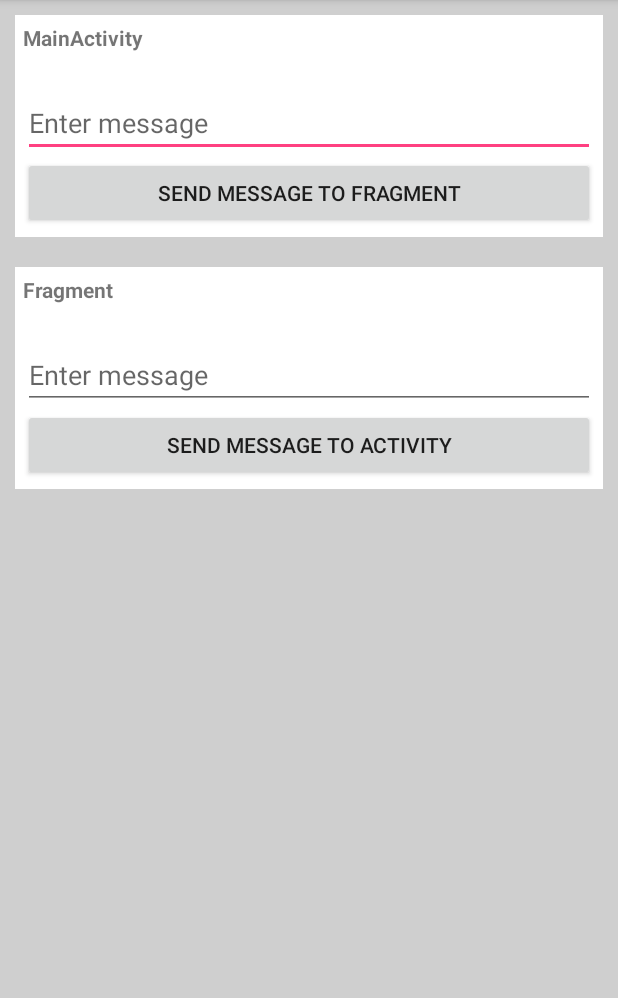
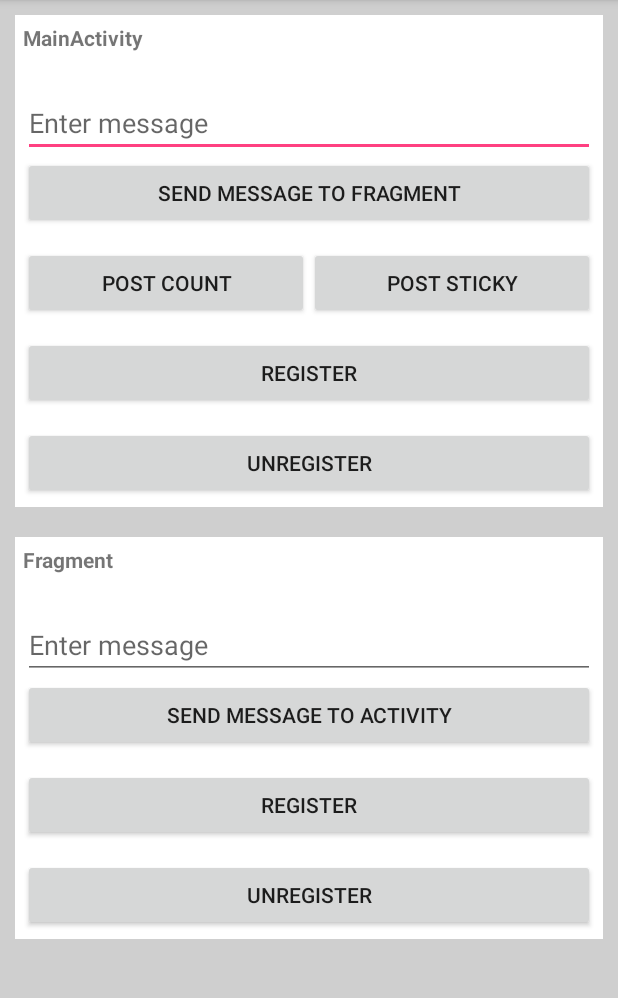
Before and after one commit to ashwindmk/Android-Event-Bus-Demo, an Android app: the screen it shows after launch (MainActivity), on a phone screen of 412 x 824 dp, the part 84-1082 px from its top. Run offline under Robolectric (Android 15) with nearby library versions, the phone set to English and light mode, and no system bars; our stand-ins replace EventBus.

```diff
--- /dev/null
+++ b/app/src/main/java/com/example/ashwin/eventbusdemo/Constant.java
@@ -0,0 +1,5 @@
+package com.example.ashwin.eventbusdemo;
+
+public class Constant {
+    public static final String TAG = "event-bus";
+}
--- a/app/src/main/java/com/example/ashwin/eventbusdemo/GlobalBus.java
+++ /dev/null
@@ -1,18 +0,0 @@
-package com.example.ashwin.eventbusdemo;
-
-import org.greenrobot.eventbus.EventBus;
-
-/**
- * Created by ashwin on 3/10/17.
- */
-
-public class GlobalBus {
-    private static EventBus sBus;
-    public static EventBus getBus() {
-        if (sBus == null) {
-            sBus = EventBus.getDefault();
-        }
-        return sBus;
-    }
-
-}
--- a/app/src/main/java/com/example/ashwin/eventbusdemo/MainActivity.java
+++ b/app/src/main/java/com/example/ashwin/eventbusdemo/MainActivity.java
@@ -1,55 +1,108 @@
 package com.example.ashwin.eventbusdemo;
 
 import android.os.Bundle;
-import android.support.v7.app.AppCompatActivity;
-import android.view.View;
+import android.util.Log;
+import android.widget.Button;
 import android.widget.EditText;
 import android.widget.TextView;
 import android.widget.Toast;
 
+import androidx.appcompat.app.AppCompatActivity;
+
+import org.greenrobot.eventbus.EventBus;
 import org.greenrobot.eventbus.Subscribe;
+import org.greenrobot.eventbus.ThreadMode;
 
 public class MainActivity extends AppCompatActivity {
+    private Integer count = 0;
 
     @Override
     protected void onCreate(Bundle savedInstanceState) {
         super.onCreate(savedInstanceState);
         setContentView(R.layout.activity_main);
 
-        addFragment();
+        getSupportFragmentManager().beginTransaction()
+                .add(R.id.fragmentContainer, new UserFragment())
+                .commit();
+
+        Button postMessageButton = findViewById(R.id.post_message_button);
+        postMessageButton.setOnClickListener(view -> {
+            EditText etMessage = (EditText) findViewById(R.id.activityData);
+            Event.ActivityFragmentMessage activityFragmentMessageEvent = new Event.ActivityFragmentMessage(String.valueOf(etMessage.getText()));
+            EventBus.getDefault().post(activityFragmentMessageEvent);
+        });
+
+        Button postCountButton = findViewById(R.id.post_count_button);
+        postCountButton.setOnClickListener(view -> {
+            count++;
+            EventBus.getDefault().post(count);
+            EventBus.getDefault().post(new Event.SingleMessage<Integer>(count));
+        });
+
+        Button postStickyButton = findViewById(R.id.post_sticky_button);
+        postStickyButton.setOnClickListener(view -> {
+            count++;
+            EventBus.getDefault().postSticky(count);
+            EventBus.getDefault().postSticky(new Event.SingleMessage<Integer>(count));
+        });
+
+        Button registerButton = findViewById(R.id.register_button);
+        registerButton.setOnClickListener(v -> {
+            EventBus.getDefault().register(MainActivity.this);
+            Log.d(Constant.TAG, MainActivity.this.getClass().getSimpleName() + ": registered");
+        });
+
+        Button unregisterButton = findViewById(R.id.unregister_button);
+        unregisterButton.setOnClickListener(v -> {
+            EventBus.getDefault().unregister(MainActivity.this);
+            Log.d(Constant.TAG, MainActivity.this.getClass().getSimpleName() + ": unregistered");
+        });
     }
 
     @Override
     protected void onStart() {
         super.onStart();
-        // Register this fragment to listen to event
-        GlobalBus.getBus().register(this);
-    }
-
-    private void addFragment() {
-        getSupportFragmentManager().beginTransaction()
-                .add(R.id.fragmentContainer, new UserFragment())
-                .commit();
-    }
-
-    public void sendMessageToFragment(View view) {
-        EditText etMessage = (EditText) findViewById(R.id.activityData);
-        Events.ActivityFragmentMessage activityFragmentMessageEvent = new Events.ActivityFragmentMessage(String.valueOf(etMessage.getText()));
-        GlobalBus.getBus().post(activityFragmentMessageEvent);
+//        EventBus.getDefault().register(this);
     }
 
     @Subscribe
-    public void getMessage(Events.FragmentActivityMessage fragmentActivityMessage) {
+    public void onMessageEvent(Event.FragmentActivityMessage fragmentActivityMessage) {
         TextView messageView = (TextView) findViewById(R.id.message);
         messageView.setText(getString(R.string.message_received) + " " + fragmentActivityMessage.getMessage());
         Toast.makeText(getApplicationContext(), getString(R.string.message_main_activity) + " " + fragmentActivityMessage.getMessage(), Toast.LENGTH_SHORT).show();
     }
 
+    @Subscribe(threadMode = ThreadMode.MAIN)
+    public void onCountEvent(Integer n) {
+        Log.d(Constant.TAG, this.getClass().getSimpleName() + ": count: " + n);
+    }
+
+    @Subscribe(threadMode = ThreadMode.MAIN)
+    public void onSingleEvent(Event.SingleMessage<Integer> message) {
+        Log.d(Constant.TAG, this.getClass().getSimpleName() + ": onSingleEvent");
+        if (message.getIfNotHandled() != null) {
+            Log.d(Constant.TAG, this.getClass().getSimpleName() + ": single message: " + message.get());
+        }
+    }
+
+    @Subscribe(sticky = true, threadMode = ThreadMode.MAIN)
+    public void onStickyEvent(Integer n) {
+        // Will get the value if postSticky was invoked.
+        // Will not get value if only post was invoked.
+        Log.d(Constant.TAG, this.getClass().getSimpleName() + ": sticky count: " + n);
+    }
+
+    public void removeSticky() {
+        Integer stickyEvent = EventBus.getDefault().getStickyEvent(Integer.class);
+        // Better check that an event was actually posted before
+        if (stickyEvent != null) {
+            EventBus.getDefault().removeStickyEvent(stickyEvent);
+        }
+    }
+
     @Override
     protected void onStop() {
         super.onStop();
-        // Unregister the registered event
-        GlobalBus.getBus().unregister(this);
+//        EventBus.getDefault().unregister(this);
     }
-
 }
--- a/app/src/main/java/com/example/ashwin/eventbusdemo/UserFragment.java
+++ b/app/src/main/java/com/example/ashwin/eventbusdemo/UserFragment.java
@@ -1,8 +1,7 @@
 package com.example.ashwin.eventbusdemo;
 
 import android.os.Bundle;
-import android.support.annotation.Nullable;
-import android.support.v4.app.Fragment;
+import android.util.Log;
 import android.view.LayoutInflater;
 import android.view.View;
 import android.view.ViewGroup;
@@ -11,54 +10,72 @@ import android.widget.EditText;
 import android.widget.TextView;
 import android.widget.Toast;
 
+import androidx.annotation.NonNull;
+import androidx.annotation.Nullable;
+import androidx.fragment.app.Fragment;
+
+import org.greenrobot.eventbus.EventBus;
 import org.greenrobot.eventbus.Subscribe;
-
-/**
- * Created by ashwin on 3/10/17.
- */
+import org.greenrobot.eventbus.ThreadMode;
 
 public class UserFragment extends Fragment {
-
     @Override
     public View onCreateView(LayoutInflater inflater, ViewGroup container, Bundle savedInstanceState) {
-        // register the event to listen
-        GlobalBus.getBus().register(this);
+//        EventBus.getDefault().register(this);
         return inflater.inflate(R.layout.fragment_user, container, false);
     }
 
     @Override
-    public void onViewCreated(View view, @Nullable Bundle savedInstanceState) {
+    public void onViewCreated(@NonNull View view, @Nullable Bundle savedInstanceState) {
         super.onViewCreated(view, savedInstanceState);
-        setClickListener(view);
-    }
 
-    public void setClickListener(final View view) {
-        Button btnSubmit = (Button) view.findViewById(R.id.submit);
-        btnSubmit.setOnClickListener(new View.OnClickListener() {
+        Button submitButton = (Button) view.findViewById(R.id.submit_button);
+        submitButton.setOnClickListener(new View.OnClickListener() {
             @Override
             public void onClick(View v) {
                 EditText etMessage = (EditText) view.findViewById(R.id.editText);
+                Event.FragmentActivityMessage fragmentActivityMessageEvent = new Event.FragmentActivityMessage(String.valueOf(etMessage.getText()));
+                EventBus.getDefault().post(fragmentActivityMessageEvent);
+            }
+        });
 
-                // We are broadcasting the message here to listen to the subscriber
-                Events.FragmentActivityMessage fragmentActivityMessageEvent = new Events.FragmentActivityMessage(String.valueOf(etMessage.getText()));
-                GlobalBus.getBus().post(fragmentActivityMessageEvent);
-            }
+        Button registerButton = view.findViewById(R.id.register_button);
+        registerButton.setOnClickListener(v -> {
+            EventBus.getDefault().register(UserFragment.this);
+            Log.d(Constant.TAG, UserFragment.this.getClass().getSimpleName() + ": registered");
+        });
+
+        Button unregisterButton = view.findViewById(R.id.unregister_button);
+        unregisterButton.setOnClickListener(v -> {
+            EventBus.getDefault().unregister(UserFragment.this);
+            Log.d(Constant.TAG, UserFragment.this.getClass().getSimpleName() + ": unregistered");
         });
     }
 
     @Subscribe
-    public void getMessage(Events.ActivityFragmentMessage activityFragmentMessage) {
+    public void onMessageEvent(Event.ActivityFragmentMessage activityFragmentMessage) {
         TextView messageView = (TextView) getView().findViewById(R.id.message);
         messageView.setText(getString(R.string.message_received) + " " + activityFragmentMessage.getMessage());
 
         Toast.makeText(getActivity(), getString(R.string.message_fragment) + " " + activityFragmentMessage.getMessage(), Toast.LENGTH_SHORT).show();
     }
 
+    @Subscribe(threadMode = ThreadMode.MAIN)
+    public void onCountEvent(Integer n) {
+        Log.d(Constant.TAG, this.getClass().getSimpleName() + ": count: " + n);
+    }
+
+    @Subscribe(threadMode = ThreadMode.MAIN)
+    public void onSingleEvent(Event.SingleMessage<Integer> message) {
+        Log.d(Constant.TAG, this.getClass().getSimpleName() + ": onSingleEvent");
+        if (message.getIfNotHandled() != null) {
+            Log.d(Constant.TAG, this.getClass().getSimpleName() + ": single message: " + message.get());
+        }
+    }
+
     @Override
     public void onDestroyView() {
         super.onDestroyView();
-        // Unregister the registered event
-        GlobalBus.getBus().unregister(this);
+//        EventBus.getDefault().unregister(this);
     }
-
 }
--- a/app/src/main/res/layout/activity_main.xml
+++ b/app/src/main/res/layout/activity_main.xml
@@ -36,13 +36,54 @@
             android:hint="@string/hint_message"/>
 
         <Button
-            android:id="@+id/sendMessageToFragment"
+            android:id="@+id/post_message_button"
             android:layout_width="match_parent"
             android:layout_height="wrap_content"
             android:layout_below="@id/activityData"
             android:layout_centerHorizontal="true"
             android:onClick="sendMessageToFragment"
             android:text="@string/send_message_fragment"/>
+
+        <View android:id="@+id/center"
+            android:layout_height="0dp"
+            android:layout_width="0dp"
+            android:layout_centerInParent="true"/>
+
+        <Button
+            android:id="@+id/post_count_button"
+            android:layout_width="match_parent"
+            android:layout_height="wrap_content"
+            android:layout_below="@id/post_message_button"
+            android:layout_toLeftOf="@id/center"
+            android:text="POST COUNT"
+            android:layout_marginTop="12dp" />
+
+        <Button
+            android:id="@+id/post_sticky_button"
+            android:layout_width="match_parent"
+            android:layout_height="wrap_content"
+            android:layout_below="@id/post_message_button"
+            android:layout_toRightOf="@id/center"
+            android:text="POST STICKY"
+            android:layout_marginTop="12dp" />
+
+        <Button
+            android:id="@+id/register_button"
+            android:layout_width="match_parent"
+            android:layout_height="wrap_content"
+            android:layout_below="@id/post_count_button"
+            android:layout_centerHorizontal="true"
+            android:text="REGISTER"
+            android:layout_marginTop="12dp"/>
+
+        <Button
+            android:id="@+id/unregister_button"
+            android:layout_width="match_parent"
+            android:layout_height="wrap_content"
+            android:layout_below="@id/register_button"
+            android:layout_centerHorizontal="true"
+            android:text="UNREGISTER"
+            android:layout_marginTop="12dp"/>
 
     </RelativeLayout>
 
--- a/app/src/main/res/layout/fragment_user.xml
+++ b/app/src/main/res/layout/fragment_user.xml
@@ -28,11 +28,29 @@
         android:hint="@string/hint_message"/>
 
     <Button
-        android:id="@+id/submit"
+        android:id="@+id/submit_button"
         android:layout_width="match_parent"
         android:layout_height="wrap_content"
         android:layout_below="@+id/editText"
         android:layout_centerHorizontal="true"
-        android:text="@string/send_message_activity"/>
+        android:text="@string/send_message_activity" />
+
+    <Button
+        android:id="@+id/register_button"
+        android:layout_width="match_parent"
+        android:layout_height="wrap_content"
+        android:layout_below="@+id/submit_button"
+        android:layout_centerHorizontal="true"
+        android:text="REGISTER"
+        android:layout_marginTop="12dp" />
+
+    <Button
+        android:id="@+id/unregister_button"
+        android:layout_width="match_parent"
+        android:layout_height="wrap_content"
+        android:layout_below="@+id/register_button"
+        android:layout_centerHorizontal="true"
+        android:text="UNREGISTER"
+        android:layout_marginTop="12dp" />
 
 </RelativeLayout>
--- a/gradle.properties
+++ b/gradle.properties
@@ -9,9 +9,10 @@
 
 # Specifies the JVM arguments used for the daemon process.
 # The setting is particularly useful for tweaking memory settings.
-org.gradle.jvmargs=-Xmx1536m
+org.gradle.jvmargs=-Xmx2048m -Dfile.encoding=UTF-8
 
 # When configured, Gradle will run in incubating parallel mode.
 # This option should only be used with decoupled projects. More details, visit
 # http://www.gradle.org/docs/current/userguide/multi_project_builds.html#sec:decoupled_projects
 # org.gradle.parallel=true
+android.useAndroidX=true
```
Also changed, not shown: app/build.gradle (+22 -12 lines), app/src/main/java/com/example/ashwin/eventbusdemo/Event.java (renamed from app/src/main/java/com/example/ashwin/eventbusdemo/Events.java, +24 -5 lines), build.gradle (+5 -3 lines), gradle/wrapper/gradle-wrapper.properties, 1 other file.
